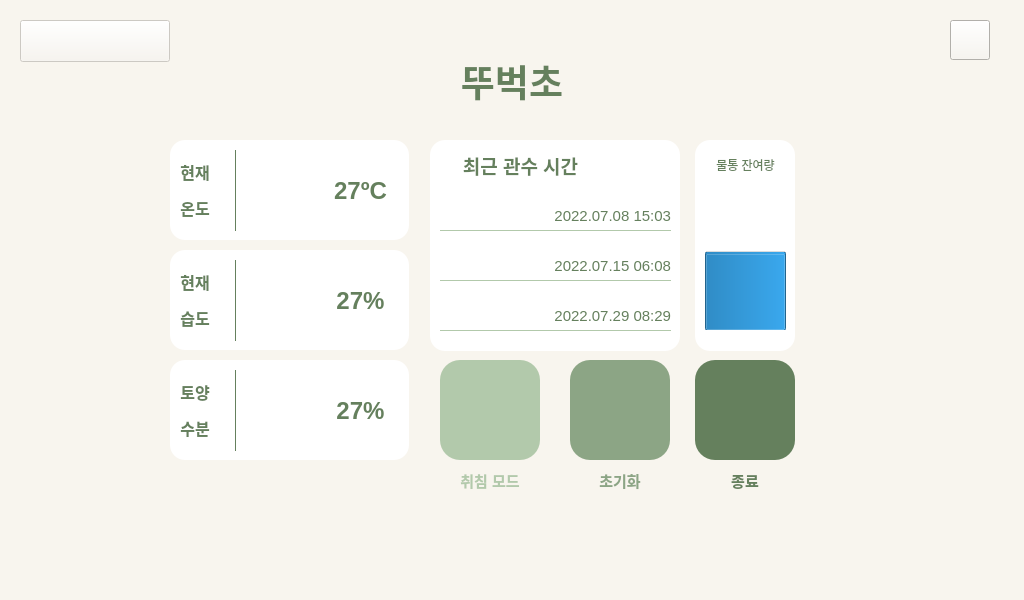
Above: HW/RP1/LCD/detailUI2.ui from cloudsea1106/PJT_PLANTinum before the change. Below: the same form after it.
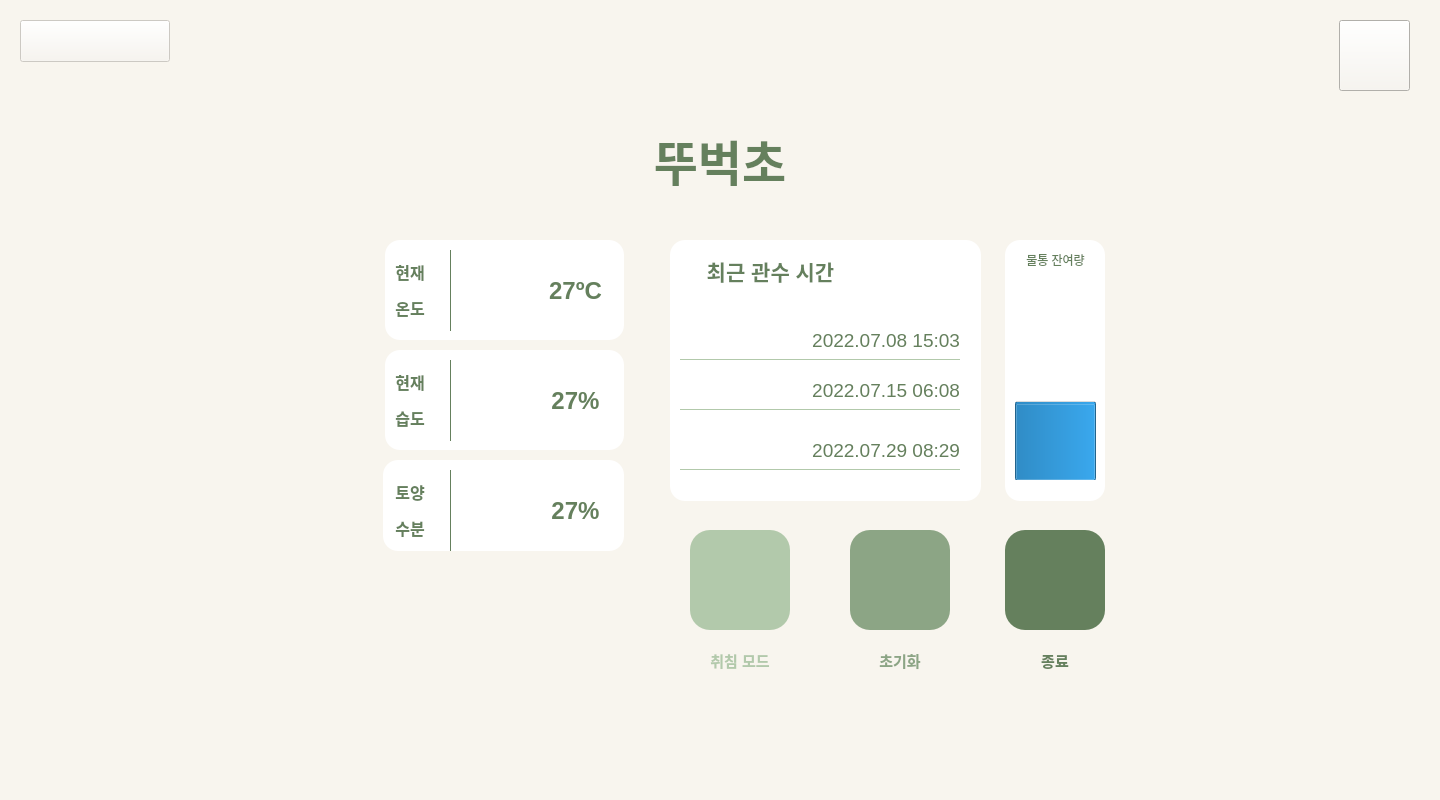
That is the form after the change. Icons and pictures are not drawn.

What changed in the file:
```diff
--- a/HW/RP1/LCD/detailUI2.ui
+++ b/HW/RP1/LCD/detailUI2.ui
@@ -6,8 +6,8 @@
    <rect>
     <x>0</x>
     <y>0</y>
-    <width>1024</width>
-    <height>600</height>
+    <width>1440</width>
+    <height>800</height>
    </rect>
   </property>
   <property name="windowTitle">
@@ -25,10 +25,10 @@
   <widget class="QPushButton" name="back_button">
    <property name="geometry">
     <rect>
-     <x>950</x>
+     <x>1339</x>
      <y>20</y>
-     <width>40</width>
-     <height>40</height>
+     <width>71</width>
+     <height>71</height>
     </rect>
    </property>
    <property name="autoFillBackground">
@@ -66,8 +66,8 @@
   <widget class="QLabel" name="temp_label">
    <property name="geometry">
     <rect>
-     <x>170</x>
-     <y>140</y>
+     <x>385</x>
+     <y>240</y>
      <width>239</width>
      <height>100</height>
     </rect>
@@ -97,8 +97,8 @@
   <widget class="QLabel" name="humi_label">
    <property name="geometry">
     <rect>
-     <x>170</x>
-     <y>250</y>
+     <x>385</x>
+     <y>350</y>
      <width>239</width>
      <height>100</height>
     </rect>
@@ -128,10 +128,10 @@
   <widget class="QLabel" name="soil_label">
    <property name="geometry">
     <rect>
-     <x>170</x>
-     <y>360</y>
-     <width>239</width>
-     <height>100</height>
+     <x>383</x>
+     <y>460</y>
+     <width>241</width>
+     <height>91</height>
     </rect>
    </property>
    <property name="styleSheet">
@@ -159,8 +159,8 @@
   <widget class="QLabel" name="temp_label_text">
    <property name="geometry">
     <rect>
-     <x>170</x>
-     <y>160</y>
+     <x>385</x>
+     <y>260</y>
      <width>50</width>
      <height>60</height>
     </rect>
@@ -185,8 +185,8 @@
   <widget class="QLabel" name="bar1">
    <property name="geometry">
     <rect>
-     <x>235</x>
-     <y>150</y>
+     <x>450</x>
+     <y>250</y>
      <width>1</width>
      <height>81</height>
     </rect>
@@ -201,8 +201,8 @@
   <widget class="QLabel" name="humi_label_text">
    <property name="geometry">
     <rect>
-     <x>170</x>
-     <y>270</y>
+     <x>385</x>
+     <y>370</y>
      <width>50</width>
      <height>60</height>
     </rect>
@@ -227,8 +227,8 @@
   <widget class="QLabel" name="temp_label_text_3">
    <property name="geometry">
     <rect>
-     <x>170</x>
-     <y>380</y>
+     <x>385</x>
+     <y>480</y>
      <width>50</width>
      <height>60</height>
     </rect>
@@ -253,8 +253,8 @@
   <widget class="QLabel" name="bar2">
    <property name="geometry">
     <rect>
-     <x>235</x>
-     <y>260</y>
+     <x>450</x>
+     <y>360</y>
      <width>1</width>
      <height>81</height>
     </rect>
@@ -269,8 +269,8 @@
   <widget class="QLabel" name="bar3">
    <property name="geometry">
     <rect>
-     <x>235</x>
-     <y>370</y>
+     <x>450</x>
+     <y>470</y>
      <width>1</width>
      <height>81</height>
     </rect>
@@ -285,8 +285,8 @@
   <widget class="QLabel" name="label">
    <property name="geometry">
     <rect>
-     <x>270</x>
-     <y>160</y>
+     <x>485</x>
+     <y>260</y>
      <width>60</width>
      <height>60</height>
     </rect>
@@ -302,8 +302,8 @@
   <widget class="QLabel" name="label_2">
    <property name="geometry">
     <rect>
-     <x>270</x>
-     <y>270</y>
+     <x>485</x>
+     <y>370</y>
      <width>60</width>
      <height>60</height>
     </rect>
@@ -319,8 +319,8 @@
   <widget class="QLabel" name="label_3">
    <property name="geometry">
     <rect>
-     <x>270</x>
-     <y>380</y>
+     <x>485</x>
+     <y>480</y>
      <width>60</width>
      <height>60</height>
     </rect>
@@ -336,8 +336,8 @@
   <widget class="QLabel" name="label_4">
    <property name="geometry">
     <rect>
-     <x>330</x>
-     <y>175</y>
+     <x>545</x>
+     <y>275</y>
      <width>61</width>
      <height>31</height>
     </rect>
@@ -362,8 +362,8 @@
   <widget class="QLabel" name="label_5">
    <property name="geometry">
     <rect>
-     <x>330</x>
-     <y>285</y>
+     <x>545</x>
+     <y>385</y>
      <width>61</width>
      <height>31</height>
     </rect>
@@ -388,8 +388,8 @@
   <widget class="QLabel" name="label_6">
    <property name="geometry">
     <rect>
-     <x>330</x>
-     <y>395</y>
+     <x>545</x>
+     <y>495</y>
      <width>61</width>
      <height>31</height>
     </rect>
@@ -414,10 +414,10 @@
   <widget class="QLabel" name="recent_water_board">
    <property name="geometry">
     <rect>
-     <x>430</x>
-     <y>140</y>
-     <width>250</width>
-     <height>211</height>
+     <x>670</x>
+     <y>240</y>
+     <width>311</width>
+     <height>261</height>
     </rect>
    </property>
    <property name="styleSheet">
@@ -445,15 +445,15 @@
   <widget class="QLabel" name="label_7">
    <property name="geometry">
     <rect>
-     <x>450</x>
-     <y>150</y>
-     <width>141</width>
-     <height>31</height>
+     <x>690</x>
+     <y>250</y>
+     <width>161</width>
+     <height>41</height>
     </rect>
    </property>
    <property name="font">
     <font>
-     <pointsize>14</pointsize>
+     <pointsize>16</pointsize>
      <bold>true</bold>
     </font>
    </property>
@@ -471,15 +471,15 @@
   <widget class="QLabel" name="label_8">
    <property name="geometry">
     <rect>
-     <x>440</x>
-     <y>200</y>
-     <width>231</width>
-     <height>31</height>
+     <x>680</x>
+     <y>320</y>
+     <width>280</width>
+     <height>40</height>
     </rect>
    </property>
    <property name="font">
     <font>
-     <pointsize>11</pointsize>
+     <pointsize>14</pointsize>
     </font>
    </property>
    <property name="styleSheet">
@@ -498,15 +498,15 @@
   <widget class="QLabel" name="label_9">
    <property name="geometry">
     <rect>
-     <x>440</x>
-     <y>250</y>
-     <width>231</width>
-     <height>31</height>
+     <x>680</x>
+     <y>370</y>
+     <width>280</width>
+     <height>40</height>
     </rect>
    </property>
    <property name="font">
     <font>
-     <pointsize>11</pointsize>
+     <pointsize>14</pointsize>
     </font>
    </property>
    <property name="styleSheet">
@@ -524,15 +524,15 @@
   <widget class="QLabel" name="label_10">
    <property name="geometry">
     <rect>
-     <x>440</x>
-     <y>300</y>
-     <width>231</width>
-     <height>31</height>
+     <x>680</x>
+     <y>430</y>
+     <width>280</width>
+     <height>40</height>
     </rect>
    </property>
    <property name="font">
     <font>
-     <pointsize>11</pointsize>
+     <pointsize>14</pointsize>
     </font>
    </property>
    <property name="styleSheet">
@@ -550,15 +550,15 @@
   <widget class="QLabel" name="label_11">
    <property name="geometry">
     <rect>
-     <x>312</x>
-     <y>50</y>
+     <x>520</x>
+     <y>120</y>
      <width>400</width>
-     <height>61</height>
+     <height>80</height>
     </rect>
    </property>
    <property name="font">
     <font>
-     <pointsize>28</pointsize>
+     <pointsize>36</pointsize>
      <bold>true</bold>
     </font>
    </property>
@@ -575,10 +575,10 @@
   <widget class="QLabel" name="recent_water_board_2">
    <property name="geometry">
     <rect>
-     <x>695</x>
-     <y>140</y>
+     <x>1005</x>
+     <y>240</y>
      <width>100</width>
-     <height>211</height>
+     <height>261</height>
     </rect>
    </property>
    <property name="styleSheet">
@@ -606,8 +606,8 @@
   <widget class="QProgressBar" name="progressBar">
    <property name="geometry">
     <rect>
-     <x>705</x>
-     <y>180</y>
+     <x>1015</x>
+     <y>330</y>
      <width>81</width>
      <height>151</height>
     </rect>
@@ -642,8 +642,8 @@
   <widget class="QLabel" name="label_12">
    <property name="geometry">
     <rect>
-     <x>710</x>
-     <y>155</y>
+     <x>1020</x>
+     <y>250</y>
      <width>71</width>
      <height>20</height>
     </rect>
@@ -662,8 +662,8 @@
   <widget class="QPushButton" name="sleep_button">
    <property name="geometry">
     <rect>
-     <x>440</x>
-     <y>360</y>
+     <x>690</x>
+     <y>530</y>
      <width>100</width>
      <height>100</height>
     </rect>
@@ -680,8 +680,8 @@
   <widget class="QPushButton" name="reset_button">
    <property name="geometry">
     <rect>
-     <x>570</x>
-     <y>360</y>
+     <x>850</x>
+     <y>530</y>
      <width>100</width>
      <height>100</height>
     </rect>
@@ -698,8 +698,8 @@
   <widget class="QPushButton" name="exit_button">
    <property name="geometry">
     <rect>
-     <x>695</x>
-     <y>360</y>
+     <x>1005</x>
+     <y>530</y>
      <width>100</width>
      <height>100</height>
     </rect>
@@ -716,8 +716,8 @@
   <widget class="QLabel" name="label_13">
    <property name="geometry">
     <rect>
-     <x>440</x>
-     <y>470</y>
+     <x>690</x>
+     <y>650</y>
      <width>100</width>
      <height>20</height>
     </rect>
@@ -742,8 +742,8 @@
   <widget class="QLabel" name="label_14">
    <property name="geometry">
     <rect>
-     <x>570</x>
-     <y>470</y>
+     <x>850</x>
+     <y>650</y>
      <width>100</width>
      <height>20</height>
     </rect>
@@ -768,8 +768,8 @@
   <widget class="QLabel" name="label_15">
    <property name="geometry">
     <rect>
-     <x>695</x>
-     <y>470</y>
+     <x>1005</x>
+     <y>650</y>
      <width>100</width>
      <height>20</height>
     </rect>
```
